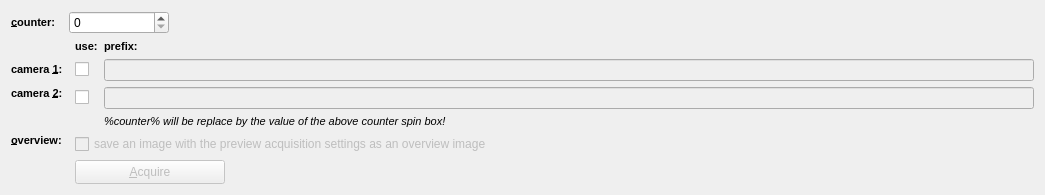
Above: plugins/spimb040/qfespimb040acquisitionconfigwidget.ui from jkriege2/QuickFit3 before the change. Below: the same form after it.
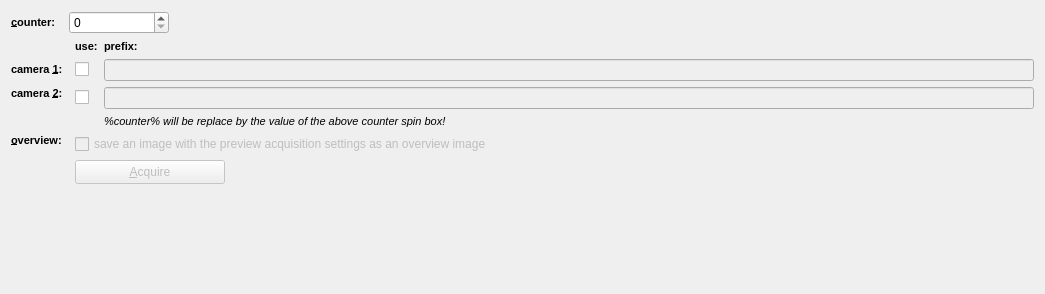
That is the form after the change. Icons and pictures are not drawn.

The edit to the form file:
```diff
--- a/plugins/spimb040/qfespimb040acquisitionconfigwidget.ui
+++ b/plugins/spimb040/qfespimb040acquisitionconfigwidget.ui
@@ -7,7 +7,7 @@
     <x>0</x>
     <y>0</y>
     <width>1045</width>
-    <height>181</height>
+    <height>294</height>
    </rect>
   </property>
   <property name="windowTitle">
@@ -186,6 +186,19 @@
      </property>
     </widget>
    </item>
+   <item row="7" column="2">
+    <spacer name="verticalSpacer">
+     <property name="orientation">
+      <enum>Qt::Vertical</enum>
+     </property>
+     <property name="sizeHint" stdset="0">
+      <size>
+       <width>20</width>
+       <height>40</height>
+      </size>
+     </property>
+    </spacer>
+   </item>
   </layout>
  </widget>
  <tabstops>
```
